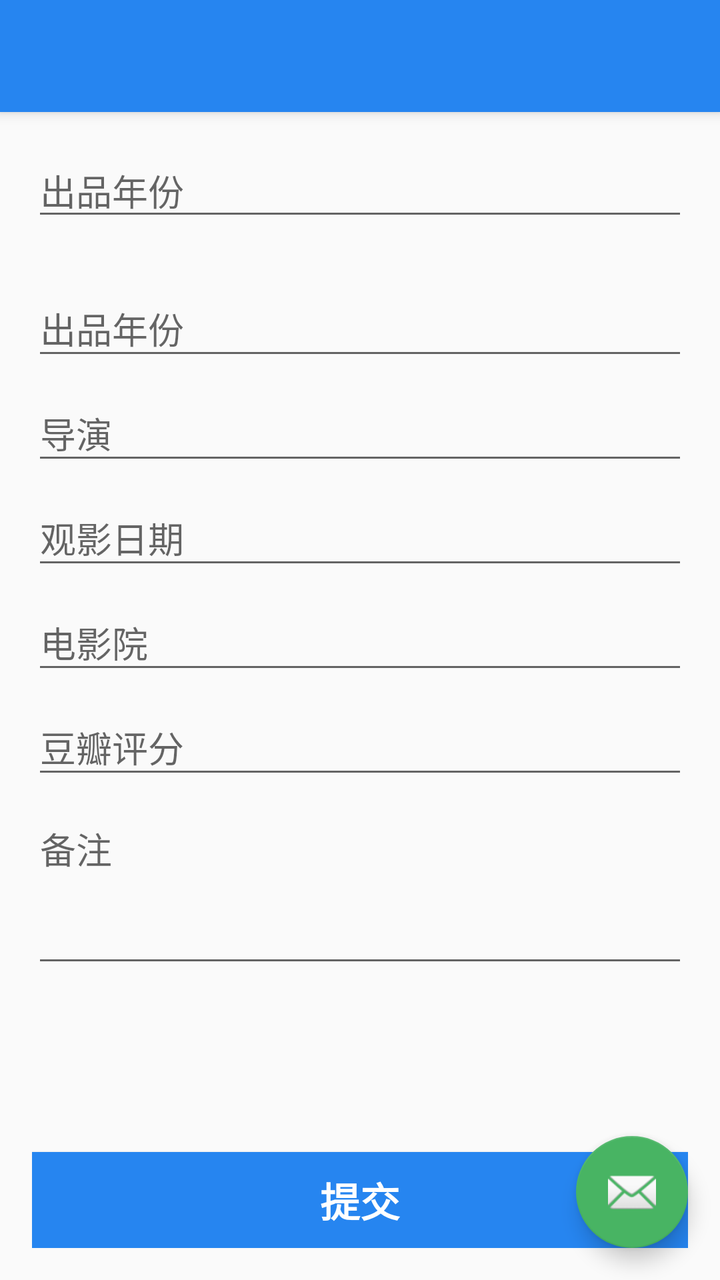
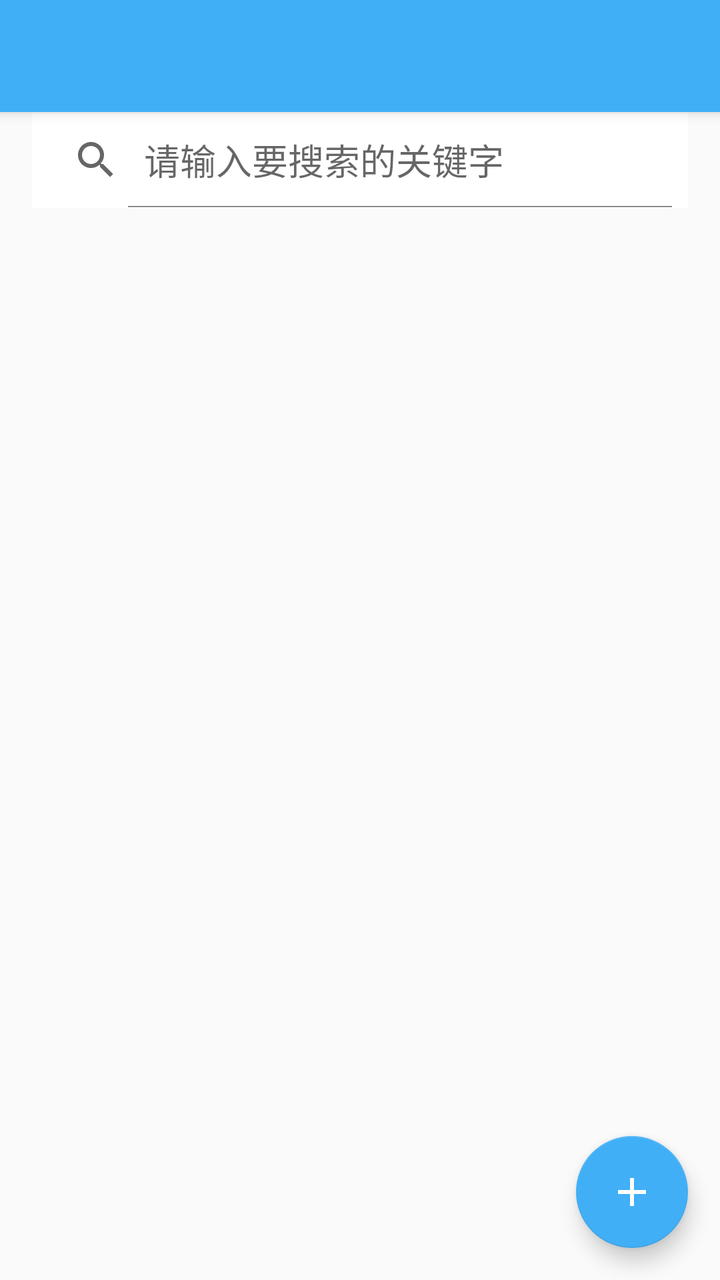

Screens rendered from an Android XML layout before and after an edit, with the pre-edit source and the edit as a unified diff.
<!-- AndroidManifest.xml: activity theme AppTheme.NoActionBar -->
<!-- res/layout/activity_film.xml -->
<?xml version="1.0" encoding="utf-8"?>
<android.support.design.widget.CoordinatorLayout
    xmlns:android="http://schemas.android.com/apk/res/android"
    xmlns:app="http://schemas.android.com/apk/res-auto"
    xmlns:tools="http://schemas.android.com/tools"
    android:layout_width="match_parent"
    android:layout_height="match_parent"
    tools:context="cn.sixlab.app.mineapps.activity.FilmActivity">

    <android.support.design.widget.AppBarLayout
        android:layout_width="match_parent"
        android:layout_height="wrap_content"
        android:theme="@style/AppTheme.AppBarOverlay">

        <android.support.v7.widget.Toolbar
            android:id="@+id/toolbar"
            android:layout_width="match_parent"
            android:layout_height="?attr/actionBarSize"
            android:background="?attr/colorPrimary"
            app:popupTheme="@style/AppTheme.PopupOverlay"/>

    </android.support.design.widget.AppBarLayout>

    <include layout="@layout/content_film"/>

    <android.support.design.widget.FloatingActionButton
        android:id="@+id/fab"
        android:layout_width="wrap_content"
        android:layout_height="wrap_content"
        android:layout_gravity="bottom|end"
        android:layout_margin="@dimen/fab_margin"
        app:srcCompat="@android:drawable/ic_dialog_email"/>

</android.support.design.widget.CoordinatorLayout>
<!-- res/layout/content_film.xml (included above) -->
<?xml version="1.0" encoding="utf-8"?>
<RelativeLayout xmlns:android="http://schemas.android.com/apk/res/android"
                xmlns:tools="http://schemas.android.com/tools"
                android:layout_width="match_parent"
                android:layout_height="match_parent"
                android:layout_marginTop="56dp"
                android:paddingBottom="@dimen/activity_vertical_margin"
                android:paddingLeft="@dimen/activity_horizontal_margin"
                android:paddingRight="@dimen/activity_horizontal_margin"
                android:paddingTop="@dimen/activity_vertical_margin"
                android:gravity="center_horizontal"
                android:orientation="vertical"
                tools:context="cn.sixlab.app.mineapps.activity.FilmActivity"
                tools:showIn="@layout/activity_film">

    <RelativeLayout
        android:id="@+id/panelBottom"
        android:layout_width="match_parent"
        android:layout_height="wrap_content"
        android:layout_alignParentBottom="true" >

        <Button
            android:id="@+id/film_info_submit"
            style="?android:textAppearanceSmall"
            android:layout_width="match_parent"
            android:layout_height="wrap_content"
            android:layout_marginTop="16dp"
            android:background="@color/colorPrimary"
            android:text="@string/action_submit"
            android:textColor="@color/colorWhite"
            android:textSize="20sp"
            android:onClick="submitFilm"
            android:textStyle="bold"/>
    </RelativeLayout>

    <ScrollView
        android:layout_width="match_parent"
        android:layout_height="wrap_content"
        android:layout_alignParentTop="true"
        android:layout_above="@id/panelBottom">

        <LinearLayout
            android:layout_width="match_parent"
            android:layout_height="wrap_content"
            android:orientation="vertical">

        <LinearLayout
            android:layout_width="match_parent"
            android:layout_height="wrap_content"
            android:orientation="horizontal">






            <EditText
                android:layout_width="match_parent"
                android:layout_height="wrap_content"
                android:hint="@string/prompt_produce_year"
                android:inputType="number"
                android:maxLines="1"
                android:singleLine="true"/>

            <Button
                android:text="@string/title_apps"
                android:layout_width="wrap_content"
                android:layout_height="wrap_content"/>


        </LinearLayout>


            <android.support.design.widget.TextInputLayout
                android:layout_width="match_parent"
                android:layout_height="wrap_content">
                <EditText
                    android:id="@+id/text_produce_year"
                    android:layout_width="match_parent"
                    android:layout_height="wrap_content"
                    android:hint="@string/prompt_produce_year"
                    android:inputType="number"
                    android:maxLines="1"
                    android:singleLine="true"/>
            </android.support.design.widget.TextInputLayout>

            <android.support.design.widget.TextInputLayout
                android:layout_width="match_parent"
                android:layout_height="wrap_content">
                <EditText
                    android:id="@+id/text_director"
                    android:layout_width="match_parent"
                    android:layout_height="wrap_content"
                    android:hint="@string/prompt_director"
                    android:inputType="text"
                    android:maxLines="1"
                    android:singleLine="true"/>
            </android.support.design.widget.TextInputLayout>

            <android.support.design.widget.TextInputLayout
                android:layout_width="match_parent"
                android:layout_height="wrap_content">
                <EditText
                    android:id="@+id/text_view_date"
                    android:layout_width="match_parent"
                    android:layout_height="wrap_content"
                    android:hint="@string/prompt_view_date"
                    android:inputType="date"
                    android:maxLines="1"
                    android:singleLine="true"/>
            </android.support.design.widget.TextInputLayout>

            <android.support.design.widget.TextInputLayout
                android:layout_width="match_parent"
                android:layout_height="wrap_content">
                <EditText
                    android:id="@+id/text_cinema"
                    android:layout_width="match_parent"
                    android:layout_height="wrap_content"
                    android:hint="@string/prompt_cinema"
                    android:inputType="text"
                    android:maxLines="1"
                    android:singleLine="true"/>
            </android.support.design.widget.TextInputLayout>

            <android.support.design.widget.TextInputLayout
                android:layout_width="match_parent"
                android:layout_height="wrap_content">
                <EditText
                    android:id="@+id/text_douban_score"
                    android:layout_width="match_parent"
                    android:layout_height="wrap_content"
                    android:hint="@string/prompt_douban_score"
                    android:inputType="numberDecimal"
                    android:maxLines="1"
                    android:singleLine="true"/>
            </android.support.design.widget.TextInputLayout>

            <android.support.design.widget.TextInputLayout
                android:layout_width="match_parent"
                android:layout_height="wrap_content">
                <EditText
                    android:id="@+id/text_remark"
                    android:layout_width="match_parent"
                    android:layout_height="wrap_content"
                    android:hint="@string/prompt_remark"
                    android:inputType="textMultiLine"
                    android:minLines="3"
                    android:maxLines="5"
                    android:gravity="left|top"/>
            </android.support.design.widget.TextInputLayout>

        </LinearLayout>
    </ScrollView>

</RelativeLayout>
<!-- resources referenced by this layout -->
<resources>
  <color name="colorPrimary">#2685F0</color>
  <color name="colorWhite">#FFFFFF</color>
  <dimen name="activity_horizontal_margin">16dp</dimen>
  <dimen name="activity_vertical_margin">16dp</dimen>
  <dimen name="fab_margin">16dp</dimen>
  <string name="action_submit">提交</string>
  <string name="prompt_cinema">电影院</string>
  <string name="prompt_director">导演</string>
  <string name="prompt_douban_score">豆瓣评分</string>
  <string name="prompt_produce_year">出品年份</string>
  <string name="prompt_remark">备注</string>
  <string name="prompt_view_date">观影日期</string>
  <string name="title_apps">应用</string>
  <style name="AppTheme.AppBarOverlay" parent="ThemeOverlay.AppCompat.Dark.ActionBar" />
  <style name="AppTheme.PopupOverlay" parent="ThemeOverlay.AppCompat.Light" />
  <style name="AppTheme.NoActionBar">
          <item name="windowActionBar">false</item>
          <item name="windowNoTitle">true</item>
      </style>
</resources>

<!-- the commit's change to res/layout/activity_film.xml (unified diff, before → after) -->
@@ -17,7 +17,8 @@
             android:layout_width="match_parent"
             android:layout_height="?attr/actionBarSize"
             android:background="?attr/colorPrimary"
-            app:popupTheme="@style/AppTheme.PopupOverlay"/>
+            app:popupTheme="@style/AppTheme.PopupOverlay">
+        </android.support.v7.widget.Toolbar>
 
     </android.support.design.widget.AppBarLayout>
 
@@ -29,7 +30,8 @@
         android:layout_height="wrap_content"
         android:layout_gravity="bottom|end"
         android:layout_margin="@dimen/fab_margin"
-        app:srcCompat="@android:drawable/ic_dialog_email"/>
+        app:backgroundTint="@color/colorPrimary"
+        app:srcCompat="@drawable/ic_add_white_24dp"/>
 
 </android.support.design.widget.CoordinatorLayout>
 <!-- res/layout/content_film.xml (included above) -->
@@ -42,148 +44,32 @@
                 android:paddingBottom="@dimen/activity_vertical_margin"
                 android:paddingLeft="@dimen/activity_horizontal_margin"
                 android:paddingRight="@dimen/activity_horizontal_margin"
-                android:paddingTop="@dimen/activity_vertical_margin"
                 android:gravity="center_horizontal"
                 android:orientation="vertical"
                 tools:context="cn.sixlab.app.mineapps.activity.FilmActivity"
                 tools:showIn="@layout/activity_film">
 
-    <RelativeLayout
-        android:id="@+id/panelBottom"
+    <android.widget.SearchView
+        android:id="@+id/search_view"
+        android:layout_alignParentTop="true"
         android:layout_width="match_parent"
         android:layout_height="wrap_content"
-        android:layout_alignParentBottom="true" >
-
-        <Button
-            android:id="@+id/film_info_submit"
-            style="?android:textAppearanceSmall"
-            android:layout_width="match_parent"
-            android:layout_height="wrap_content"
-            android:layout_marginTop="16dp"
-            android:background="@color/colorPrimary"
-            android:text="@string/action_submit"
-            android:textColor="@color/colorWhite"
-            android:textSize="20sp"
-            android:onClick="submitFilm"
-            android:textStyle="bold"/>
-    </RelativeLayout>
+        android:background="@color/colorWhite"
+        android:iconifiedByDefault="false"
+        android:layout_marginBottom="5dp"
+        android:queryHint="@string/hint_query_keyword">
+    </android.widget.SearchView>
 
     <ScrollView
         android:layout_width="match_parent"
         android:layout_height="wrap_content"
-        android:layout_alignParentTop="true"
-        android:layout_above="@id/panelBottom">
+        android:layout_below="@id/search_view">
 
         <LinearLayout
+            android:id="@+id/film_result_list"
             android:layout_width="match_parent"
             android:layout_height="wrap_content"
             android:orientation="vertical">
-
-        <LinearLayout
-            android:layout_width="match_parent"
-            android:layout_height="wrap_content"
-            android:orientation="horizontal">
-
-
-
-
-
-
-            <EditText
-                android:layout_width="match_parent"
-                android:layout_height="wrap_content"
-                android:hint="@string/prompt_produce_year"
-                android:inputType="number"
-                android:maxLines="1"
-                android:singleLine="true"/>
-
-            <Button
-                android:text="@string/title_apps"
-                android:layout_width="wrap_content"
-                android:layout_height="wrap_content"/>
-
-
-        </LinearLayout>
-
-
-            <android.support.design.widget.TextInputLayout
-                android:layout_width="match_parent"
-                android:layout_height="wrap_content">
-                <EditText
-                    android:id="@+id/text_produce_year"
-                    android:layout_width="match_parent"
-                    android:layout_height="wrap_content"
-                    android:hint="@string/prompt_produce_year"
-                    android:inputType="number"
-                    android:maxLines="1"
-                    android:singleLine="true"/>
-            </android.support.design.widget.TextInputLayout>
-
-            <android.support.design.widget.TextInputLayout
-                android:layout_width="match_parent"
-                android:layout_height="wrap_content">
-                <EditText
-                    android:id="@+id/text_director"
-                    android:layout_width="match_parent"
-                    android:layout_height="wrap_content"
-                    android:hint="@string/prompt_director"
-                    android:inputType="text"
-                    android:maxLines="1"
-                    android:singleLine="true"/>
-            </android.support.design.widget.TextInputLayout>
-
-            <android.support.design.widget.TextInputLayout
-                android:layout_width="match_parent"
-                android:layout_height="wrap_content">
-                <EditText
-                    android:id="@+id/text_view_date"
-                    android:layout_width="match_parent"
-                    android:layout_height="wrap_content"
-                    android:hint="@string/prompt_view_date"
-                    android:inputType="date"
-                    android:maxLines="1"
-                    android:singleLine="true"/>
-            </android.support.design.widget.TextInputLayout>
-
-            <android.support.design.widget.TextInputLayout
-                android:layout_width="match_parent"
-                android:layout_height="wrap_content">
-                <EditText
-                    android:id="@+id/text_cinema"
-                    android:layout_width="match_parent"
-                    android:layout_height="wrap_content"
-                    android:hint="@string/prompt_cinema"
-                    android:inputType="text"
-                    android:maxLines="1"
-                    android:singleLine="true"/>
-            </android.support.design.widget.TextInputLayout>
-
-            <android.support.design.widget.TextInputLayout
-                android:layout_width="match_parent"
-                android:layout_height="wrap_content">
-                <EditText
-                    android:id="@+id/text_douban_score"
-                    android:layout_width="match_parent"
-                    android:layout_height="wrap_content"
-                    android:hint="@string/prompt_douban_score"
-                    android:inputType="numberDecimal"
-                    android:maxLines="1"
-                    android:singleLine="true"/>
-            </android.support.design.widget.TextInputLayout>
-
-            <android.support.design.widget.TextInputLayout
-                android:layout_width="match_parent"
-                android:layout_height="wrap_content">
-                <EditText
-                    android:id="@+id/text_remark"
-                    android:layout_width="match_parent"
-                    android:layout_height="wrap_content"
-                    android:hint="@string/prompt_remark"
-                    android:inputType="textMultiLine"
-                    android:minLines="3"
-                    android:maxLines="5"
-                    android:gravity="left|top"/>
-            </android.support.design.widget.TextInputLayout>
 
         </LinearLayout>
     </ScrollView>
<!-- resource entries referenced after the edit -->
@@ -1,18 +1,21 @@
 <!-- resources referenced by this layout -->
 <resources>
-  <color name="colorPrimary">#2685F0</color>
+  <color name="colorPrimary">#41AFF6</color>
   <color name="colorWhite">#FFFFFF</color>
   <dimen name="activity_horizontal_margin">16dp</dimen>
   <dimen name="activity_vertical_margin">16dp</dimen>
   <dimen name="fab_margin">16dp</dimen>
-  <string name="action_submit">提交</string>
-  <string name="prompt_cinema">电影院</string>
-  <string name="prompt_director">导演</string>
-  <string name="prompt_douban_score">豆瓣评分</string>
-  <string name="prompt_produce_year">出品年份</string>
-  <string name="prompt_remark">备注</string>
-  <string name="prompt_view_date">观影日期</string>
-  <string name="title_apps">应用</string>
+  <!-- drawable ic_add_white_24dp (drawable) -->
+  <vector xmlns:android="http://schemas.android.com/apk/res/android"
+          android:width="24dp"
+          android:height="24dp"
+          android:viewportWidth="24.0"
+          android:viewportHeight="24.0">
+      <path
+          android:fillColor="#FFFFFFFF"
+          android:pathData="M19,13h-6v6h-2v-6H5v-2h6V5h2v6h6v2z"/>
+  </vector>
+  <string name="hint_query_keyword">请输入要搜索的关键字</string>
   <style name="AppTheme.AppBarOverlay" parent="ThemeOverlay.AppCompat.Dark.ActionBar" />
   <style name="AppTheme.PopupOverlay" parent="ThemeOverlay.AppCompat.Light" />
   <style name="AppTheme.NoActionBar">
